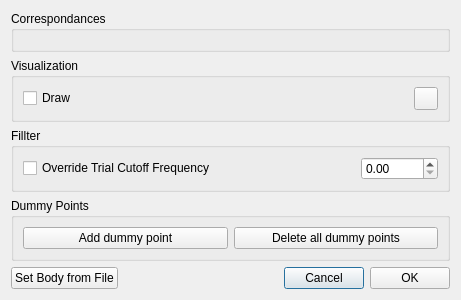
Before: the Qt Designer form src/ui/ui-files/RigidBodyDialog.ui in XROMMPackages/xmalab, drawn with Qt 5.
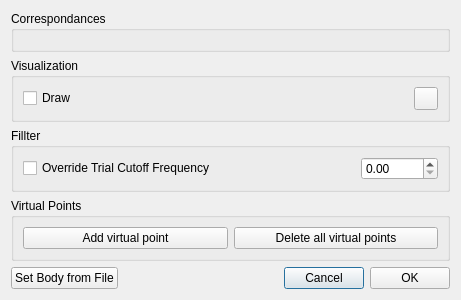
After: the same form once the commit is applied. Icons and pictures are not drawn.

Commit message: Dummy point is called virtual point

```diff
--- a/src/ui/ui-files/RigidBodyDialog.ui
+++ b/src/ui/ui-files/RigidBodyDialog.ui
@@ -136,20 +136,20 @@
    <item row="3" column="0" colspan="4">
     <widget class="QGroupBox" name="groupBox_4">
      <property name="title">
-      <string>Dummy Points</string>
+      <string>Virtual Points</string>
      </property>
      <layout class="QGridLayout" name="gridLayout_5">
       <item row="0" column="0">
        <widget class="QPushButton" name="pushButton_AddDummy">
         <property name="text">
-         <string>Add dummy point</string>
+         <string>Add virtual point</string>
         </property>
        </widget>
       </item>
       <item row="0" column="1">
        <widget class="QPushButton" name="pushButton_DeleteDummy">
         <property name="text">
-         <string>Delete all dummy points</string>
+         <string>Delete all virtual points</string>
         </property>
        </widget>
       </item>
```
The commit also changes 1 other file.
